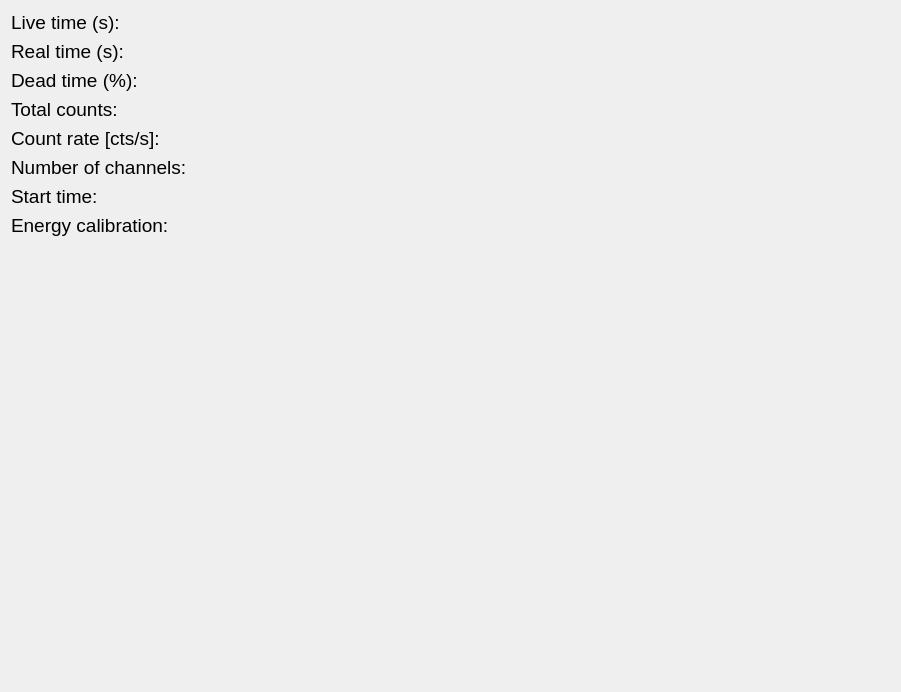
This is nasagamma/win_info_file.ui in mauricioAyllon/NASA-gamma as Qt 5 draws it before an edit. The edited form follows.
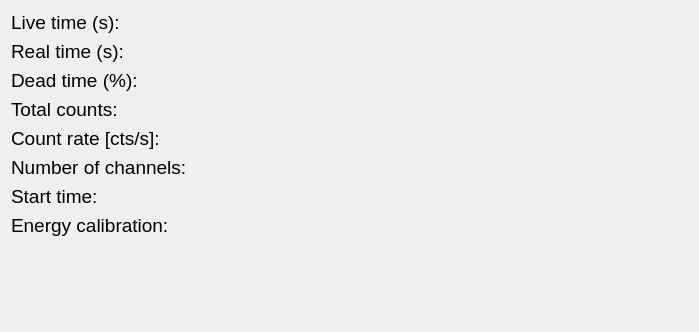
This is the edited form.

What changed in the file:
```diff
--- a/nasagamma/win_info_file.ui
+++ b/nasagamma/win_info_file.ui
@@ -6,8 +6,8 @@
    <rect>
     <x>0</x>
     <y>0</y>
-    <width>901</width>
-    <height>692</height>
+    <width>699</width>
+    <height>332</height>
    </rect>
   </property>
   <property name="palette">
```
